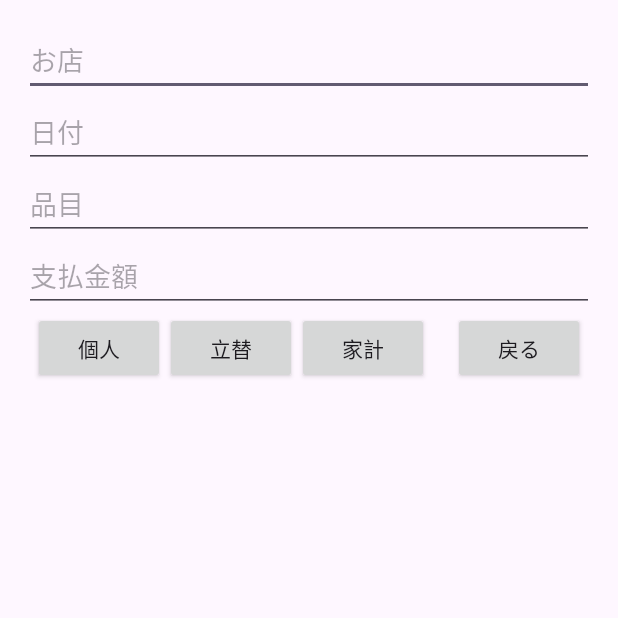
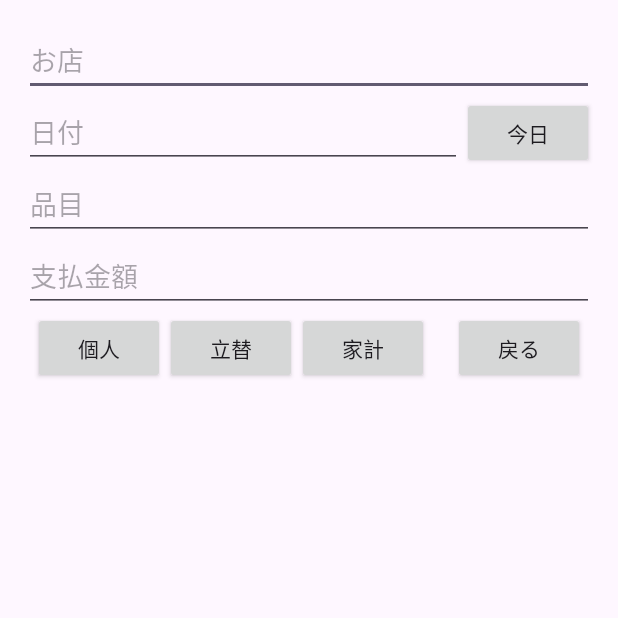
Before and after one commit to Tomonobu3110/MyOcrApp, an Android app: the ConfirmActivity screen opened directly, with no data from a screen before it, on a phone screen of 412 x 824 dp, the top half of it. Run offline under Robolectric (Android 15) with nearby library versions, the light colour scheme and no system bars.

Commit message:
add Today button for submit activity

```diff
--- a/app/src/main/java/com/example/myocrapplication/ConfirmActivity.java
+++ b/app/src/main/java/com/example/myocrapplication/ConfirmActivity.java
@@ -37,6 +37,7 @@ public class ConfirmActivity extends Activity {
         editTextItem = findViewById(R.id.editTextItem);
 
         // Buttons
+        Button buttonToday = findViewById(R.id.buttonToday);
         Button buttonSubmit = findViewById(R.id.buttonSubmit);
         Button buttonSubmitOmm = findViewById(R.id.buttonSubmitOmm);
         Button buttonSubmitMmmAndOmm = findViewById(R.id.buttonSubmitMmmAndOmm);
@@ -82,6 +83,19 @@ public class ConfirmActivity extends Activity {
             public void onClick(View v) {
                 finish(); // アクティビティを閉じる
             }
+        });
+
+        // 今日ボタンのリスナ
+        buttonToday.setOnClickListener(v -> {
+            // 現在の日付を取得
+            Calendar calendar = Calendar.getInstance();
+            int year = calendar.get(Calendar.YEAR);
+            int month = calendar.get(Calendar.MONTH) + 1;  // 月は0から始まるので+1
+            int day = calendar.get(Calendar.DAY_OF_MONTH);
+
+            // フォーマットしてEditTextにセット
+            String formattedDate = String.format("%04d年%02d月%02d日", year, month, day);
+            editTextDate.setText(formattedDate);
         });
 
         // 文字列の受け取り
--- a/app/src/main/res/layout/activity_confirm.xml
+++ b/app/src/main/res/layout/activity_confirm.xml
@@ -18,11 +18,24 @@
             android:layout_height="wrap_content"
             android:hint="お店" />
 
-        <EditText
-            android:id="@+id/editTextDate"
+        <LinearLayout
             android:layout_width="match_parent"
             android:layout_height="wrap_content"
-            android:hint="日付" />
+            android:orientation="horizontal">
+
+            <EditText
+                android:id="@+id/editTextDate"
+                android:layout_width="0dp"
+                android:layout_weight="1"
+                android:layout_height="wrap_content"
+                android:hint="日付" />
+
+            <Button
+                android:id="@+id/buttonToday"
+                android:layout_width="wrap_content"
+                android:layout_height="wrap_content"
+                android:text="今日" />
+        </LinearLayout>
 
         <EditText
             android:id="@+id/editTextItem"
```
